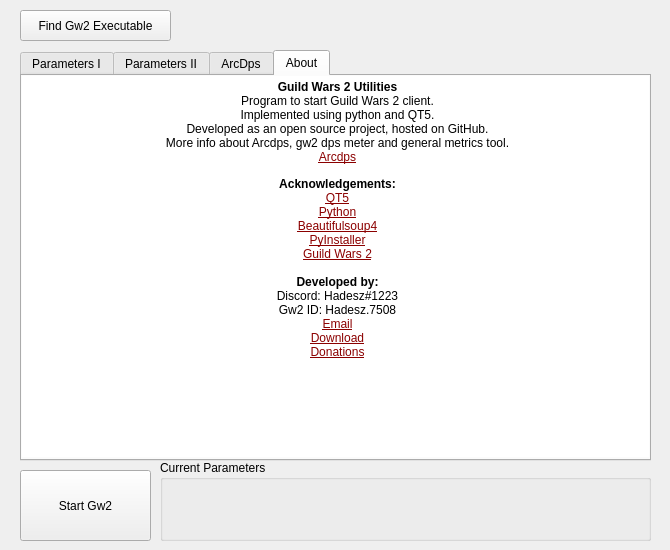
The window that src/ui/main.ui (ddc/Gw2Launcher) describes before a commit, drawn with Qt 5.
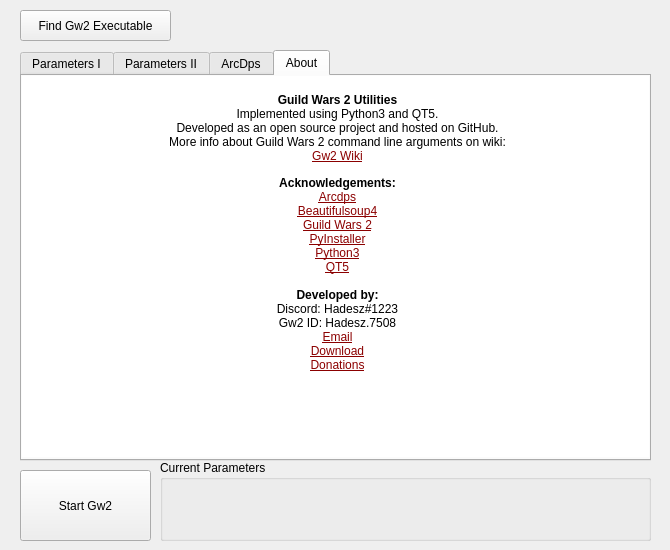
The same window after the commit. The open tabs and pages were chosen to show the change.

What changed in the file:
```diff
--- a/src/ui/main.ui
+++ b/src/ui/main.ui
@@ -776,19 +776,20 @@
 &lt;html&gt;&lt;head&gt;&lt;meta name=&quot;qrichtext&quot; content=&quot;1&quot; /&gt;&lt;style type=&quot;text/css&quot;&gt;
 p, li { white-space: pre-wrap; }
 &lt;/style&gt;&lt;/head&gt;&lt;body style=&quot; font-family:'MS Shell Dlg 2'; font-size:7.8pt; font-weight:400; font-style:normal;&quot;&gt;
+&lt;p align=&quot;center&quot; style=&quot;-qt-paragraph-type:empty; margin-top:0px; margin-bottom:0px; margin-left:0px; margin-right:0px; -qt-block-indent:0; text-indent:0px;&quot;&gt;&lt;br /&gt;&lt;/p&gt;
 &lt;p align=&quot;center&quot; style=&quot; margin-top:0px; margin-bottom:0px; margin-left:0px; margin-right:0px; -qt-block-indent:0; text-indent:0px;&quot;&gt;&lt;span style=&quot; font-size:9pt; font-weight:600;&quot;&gt;Guild Wars 2 Utilities&lt;/span&gt;&lt;/p&gt;
-&lt;p align=&quot;center&quot; style=&quot; margin-top:0px; margin-bottom:0px; margin-left:0px; margin-right:0px; -qt-block-indent:0; text-indent:0px;&quot;&gt;&lt;span style=&quot; font-size:9pt;&quot;&gt;Program to start Guild Wars 2 client.&lt;/span&gt;&lt;/p&gt;
-&lt;p align=&quot;center&quot; style=&quot; margin-top:0px; margin-bottom:0px; margin-left:0px; margin-right:0px; -qt-block-indent:0; text-indent:0px;&quot;&gt;&lt;span style=&quot; font-size:9pt;&quot;&gt;Implemented using python and QT5.&lt;/span&gt;&lt;/p&gt;
-&lt;p align=&quot;center&quot; style=&quot; margin-top:0px; margin-bottom:0px; margin-left:0px; margin-right:0px; -qt-block-indent:0; text-indent:0px;&quot;&gt;&lt;span style=&quot; font-size:9pt;&quot;&gt;Developed as an open source project, hosted on GitHub.&lt;/span&gt;&lt;/p&gt;
-&lt;p align=&quot;center&quot; style=&quot; margin-top:0px; margin-bottom:0px; margin-left:0px; margin-right:0px; -qt-block-indent:0; text-indent:0px;&quot;&gt;&lt;span style=&quot; font-size:9pt;&quot;&gt;More info about Arcdps, gw2 dps meter and general metrics tool.&lt;/span&gt;&lt;/p&gt;
-&lt;p align=&quot;center&quot; style=&quot; margin-top:0px; margin-bottom:0px; margin-left:0px; margin-right:0px; -qt-block-indent:0; text-indent:0px;&quot;&gt;&lt;a href=&quot;https://www.deltaconnected.com/arcdps/&quot;&gt;&lt;span style=&quot; font-size:9pt; text-decoration: underline; color:#8b0000;&quot;&gt;Arcdps&lt;/span&gt;&lt;/a&gt;&lt;/p&gt;
+&lt;p align=&quot;center&quot; style=&quot; margin-top:0px; margin-bottom:0px; margin-left:0px; margin-right:0px; -qt-block-indent:0; text-indent:0px;&quot;&gt;&lt;span style=&quot; font-size:9pt;&quot;&gt;Implemented using Python3 and QT5.&lt;/span&gt;&lt;/p&gt;
+&lt;p align=&quot;center&quot; style=&quot; margin-top:0px; margin-bottom:0px; margin-left:0px; margin-right:0px; -qt-block-indent:0; text-indent:0px;&quot;&gt;&lt;span style=&quot; font-size:9pt;&quot;&gt;Developed as an open source project and hosted on GitHub.&lt;/span&gt;&lt;/p&gt;
+&lt;p align=&quot;center&quot; style=&quot; margin-top:0px; margin-bottom:0px; margin-left:0px; margin-right:0px; -qt-block-indent:0; text-indent:0px;&quot;&gt;&lt;span style=&quot; font-size:9pt;&quot;&gt;More info about Guild Wars 2 command line arguments on wiki:&lt;/span&gt;&lt;/p&gt;
+&lt;p align=&quot;center&quot; style=&quot; margin-top:0px; margin-bottom:0px; margin-left:0px; margin-right:0px; -qt-block-indent:0; text-indent:0px;&quot;&gt;&lt;a href=&quot;https://wiki.guildwars2.com/wiki/Command_line_arguments/&quot;&gt;&lt;span style=&quot; font-size:9pt; text-decoration: underline; color:#8b0000;&quot;&gt;Gw2 Wiki&lt;/span&gt;&lt;/a&gt;&lt;/p&gt;
 &lt;p align=&quot;center&quot; style=&quot;-qt-paragraph-type:empty; margin-top:0px; margin-bottom:0px; margin-left:0px; margin-right:0px; -qt-block-indent:0; text-indent:0px; font-size:8pt; text-decoration: underline; color:#0000ff;&quot;&gt;&lt;br /&gt;&lt;/p&gt;
 &lt;p align=&quot;center&quot; style=&quot; margin-top:0px; margin-bottom:0px; margin-left:0px; margin-right:0px; -qt-block-indent:0; text-indent:0px;&quot;&gt;&lt;span style=&quot; font-size:9pt; font-weight:600;&quot;&gt;Acknowledgements:&lt;/span&gt;&lt;/p&gt;
-&lt;p align=&quot;center&quot; style=&quot; margin-top:0px; margin-bottom:0px; margin-left:0px; margin-right:0px; -qt-block-indent:0; text-indent:0px;&quot;&gt;&lt;a href=&quot;https://www.qt.io&quot;&gt;&lt;span style=&quot; font-size:9pt; text-decoration: underline; color:#8b0000;&quot;&gt;QT5&lt;/span&gt;&lt;/a&gt;&lt;/p&gt;
-&lt;p align=&quot;center&quot; style=&quot; margin-top:0px; margin-bottom:0px; margin-left:0px; margin-right:0px; -qt-block-indent:0; text-indent:0px;&quot;&gt;&lt;a href=&quot;https://www.python.org/downloads/&quot;&gt;&lt;span style=&quot; font-size:9pt; text-decoration: underline; color:#8b0000;&quot;&gt;Python&lt;/span&gt;&lt;/a&gt;&lt;/p&gt;
+&lt;p align=&quot;center&quot; style=&quot; margin-top:0px; margin-bottom:0px; margin-left:0px; margin-right:0px; -qt-block-indent:0; text-indent:0px;&quot;&gt;&lt;a href=&quot;https://www.deltaconnected.com/arcdps/&quot;&gt;&lt;span style=&quot; font-size:9pt; text-decoration: underline; color:#8b0000;&quot;&gt;Arcdps&lt;/span&gt;&lt;/a&gt;&lt;/p&gt;
 &lt;p align=&quot;center&quot; style=&quot; margin-top:0px; margin-bottom:0px; margin-left:0px; margin-right:0px; -qt-block-indent:0; text-indent:0px;&quot;&gt;&lt;a href=&quot;https://pypi.org/project/beautifulsoup4/&quot;&gt;&lt;span style=&quot; font-size:9pt; text-decoration: underline; color:#8b0000;&quot;&gt;Beautifulsoup4&lt;/span&gt;&lt;/a&gt;&lt;/p&gt;
-&lt;p align=&quot;center&quot; style=&quot; margin-top:0px; margin-bottom:0px; margin-left:0px; margin-right:0px; -qt-block-indent:0; text-indent:0px;&quot;&gt;&lt;a href=&quot;https://pyinstaller.readthedocs.io/en/stable/installation.html&quot;&gt;&lt;span style=&quot; font-size:9pt; text-decoration: underline; color:#8b0000;&quot;&gt;PyInstaller&lt;/span&gt;&lt;/a&gt;&lt;/p&gt;
 &lt;p align=&quot;center&quot; style=&quot; margin-top:0px; margin-bottom:0px; margin-left:0px; margin-right:0px; -qt-block-indent:0; text-indent:0px;&quot;&gt;&lt;a href=&quot;https://www.guildwars2.com/en/&quot;&gt;&lt;span style=&quot; font-size:9pt; text-decoration: underline; color:#8b0000;&quot;&gt;Guild Wars 2&lt;/span&gt;&lt;/a&gt;&lt;/p&gt;
+&lt;p align=&quot;center&quot; style=&quot; margin-top:0px; margin-bottom:0px; margin-left:0px; margin-right:0px; -qt-block-indent:0; text-indent:0px;&quot;&gt;&lt;a href=&quot;https://pyinstaller.readthedocs.io/en/stable/installation.html&quot;&gt;&lt;span style=&quot; font-size:9pt; text-decoration: underline; color:#8b0000;&quot;&gt;PyInstaller&lt;/span&gt;&lt;/a&gt;&lt;/p&gt;
+&lt;p align=&quot;center&quot; style=&quot; margin-top:0px; margin-bottom:0px; margin-left:0px; margin-right:0px; -qt-block-indent:0; text-indent:0px;&quot;&gt;&lt;a href=&quot;https://www.python.org/downloads/&quot;&gt;&lt;span style=&quot; font-size:9pt; text-decoration: underline; color:#8b0000;&quot;&gt;Python3&lt;/span&gt;&lt;/a&gt;&lt;/p&gt;
+&lt;p align=&quot;center&quot; style=&quot; margin-top:0px; margin-bottom:0px; margin-left:0px; margin-right:0px; -qt-block-indent:0; text-indent:0px;&quot;&gt;&lt;a href=&quot;https://www.qt.io&quot;&gt;&lt;span style=&quot; font-size:9pt; text-decoration: underline; color:#8b0000;&quot;&gt;QT5&lt;/span&gt;&lt;/a&gt;&lt;/p&gt;
 &lt;p align=&quot;center&quot; style=&quot;-qt-paragraph-type:empty; margin-top:0px; margin-bottom:0px; margin-left:0px; margin-right:0px; -qt-block-indent:0; text-indent:0px; font-size:9pt; text-decoration: underline; color:#0000ff;&quot;&gt;&lt;br /&gt;&lt;/p&gt;
 &lt;p align=&quot;center&quot; style=&quot; margin-top:0px; margin-bottom:0px; margin-left:0px; margin-right:0px; -qt-block-indent:0; text-indent:0px;&quot;&gt;&lt;span style=&quot; font-size:9pt; font-weight:600;&quot;&gt;Developed by:&lt;/span&gt;&lt;/p&gt;
 &lt;p align=&quot;center&quot; style=&quot; margin-top:0px; margin-bottom:0px; margin-left:0px; margin-right:0px; -qt-block-indent:0; text-indent:0px;&quot;&gt;&lt;span style=&quot; font-size:9pt;&quot;&gt;Discord: Hadesz#1223&lt;/span&gt;&lt;/p&gt;
```
